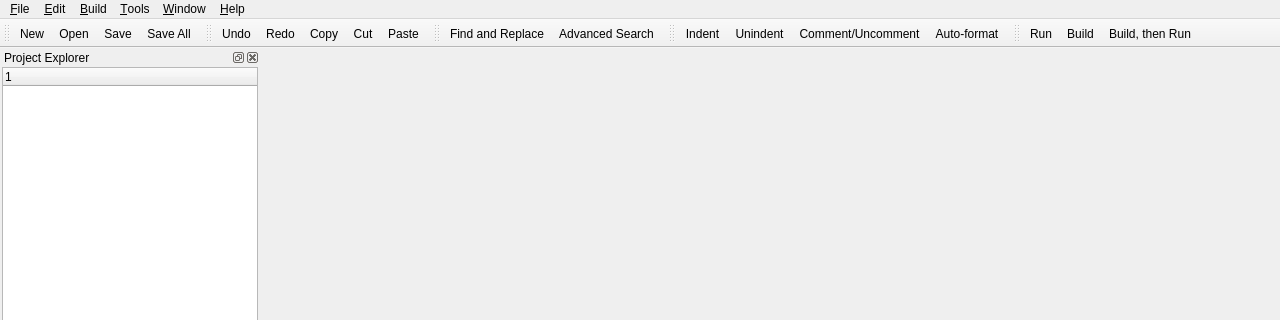
Qt form ui/mainwindow.ui (ElPincheTopo/Abigail) before a commit; both pictures show x 0 to 1280 and y 0 to 320 of the 1280 by 720 pixel window.
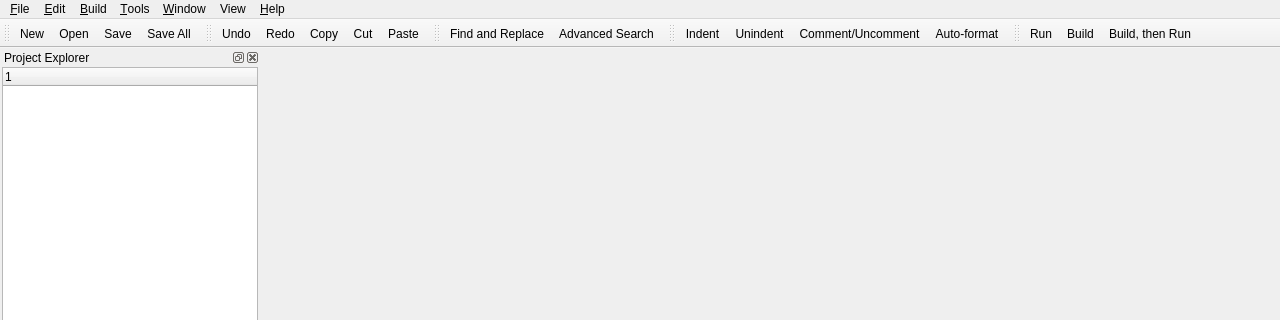
The same form after that commit. Icons and pictures are not drawn. Custom widgets are drawn as their Qt base class.

Commit message:
Version & 'View' Menu
Change version number in 'About' window to 0.3
Add the 'View' menu to the menu toolbar.

What changed in the file:
```diff
--- a/ui/mainwindow.ui
+++ b/ui/mainwindow.ui
@@ -147,11 +147,17 @@
      <string>&amp;Window</string>
     </property>
    </widget>
+   <widget class="QMenu" name="menuView">
+    <property name="title">
+     <string>View</string>
+    </property>
+   </widget>
    <addaction name="menuFile"/>
    <addaction name="menuEdit"/>
    <addaction name="menuBuild"/>
    <addaction name="menuTools"/>
    <addaction name="menu_Window"/>
+   <addaction name="menuView"/>
    <addaction name="menuHelp"/>
   </widget>
   <widget class="QToolBar" name="fileToolBar">
```
The commit also changes 1 other file.
